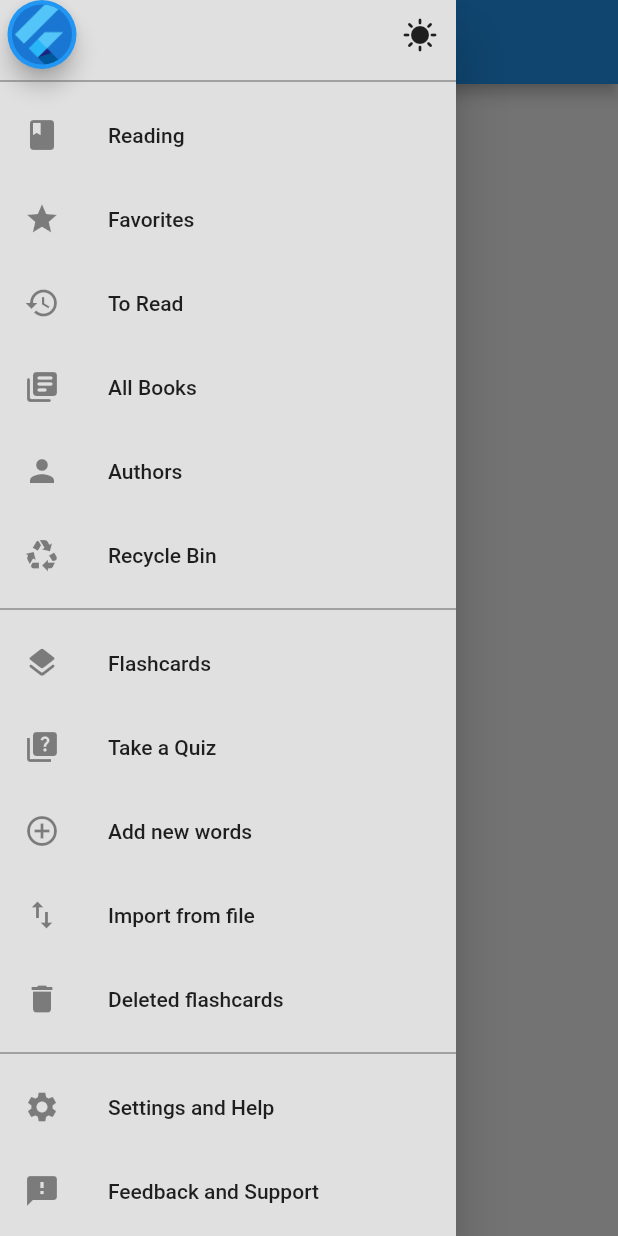
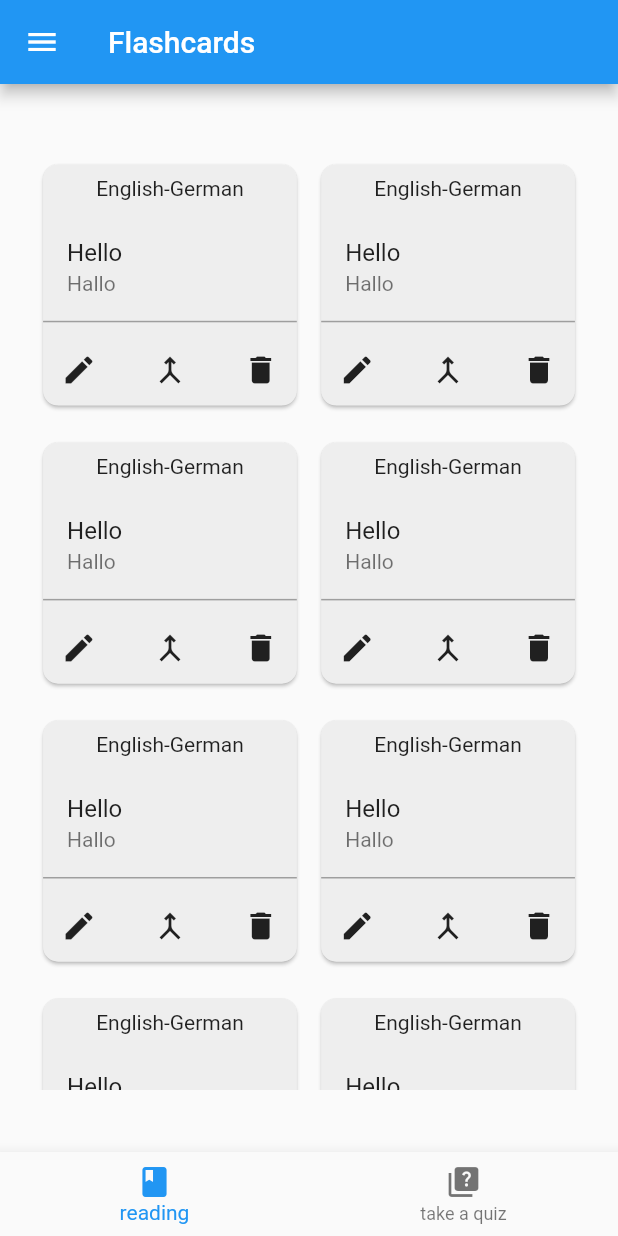
Before and after one commit to IvanShaptalov/FlashCardsReader, a Flutter app: the screen it shows after launch, in the side drawer, after a tap on "Flashcards", on a phone screen of 412 x 824 dp. Run offline on Flutter 3.47's test engine with Material 2 defaults, Android fonts, the phone set to English and light mode, and no system bars; our stand-ins replace hive, hive_flutter, watcher; accounts and stored records are empty.

Commit message:
feat(): added flashcard design;

```diff
--- a/lib/database/core/core.dart
+++ b/lib/database/core/core.dart
@@ -18,6 +18,8 @@ class DataBase {
   static Future<bool> initAsync() async {
     try {
       await Hive.initFlutter();
+      // register adapters
+      await registerAdapters();
       // open session boxes
       flashcardsSession = await Hive.openBox<FlashCardCollection>('flashCards');
       flashcardsTestSession =
@@ -27,9 +29,6 @@ class DataBase {
       settingsSession = await Hive.openBox<Themes>('settings');
       settingsTestSession =
           await Hive.openBox<Themes>('testSettings');
-
-      // register adapters
-      await registerAdapters();
 
       // database initialized
       dbInitialized = true;
@@ -43,9 +42,9 @@ class DataBase {
 
   static Future<bool> registerAdapters() async {
     try {
-      Hive.registerAdapter(FlashCardCollectionAdapter());
-      Hive.registerAdapter(FlashCardAdapter());
-      Hive.registerAdapter(ThemesAdapter());
+      Hive.registerAdapter<FlashCardCollection>(FlashCardCollectionAdapter());
+      Hive.registerAdapter<FlashCard>(FlashCardAdapter());
+      Hive.registerAdapter<Themes>(ThemesAdapter());
       debugPrint('Hive adapters registered');
     } catch (e) {
       debugPrint('Error registering Hive adapters: $e');
--- a/lib/database/core/table_methods.dart
+++ b/lib/database/core/table_methods.dart
@@ -3,7 +3,7 @@ import 'package:flashcards_reader/model/flashcards/flashcards.dart';
 import 'package:flashcards_reader/util/enums.dart';
 import 'package:flashcards_reader/util/error_handler.dart';
 
-class FlashcardProvider {
+class FlashcardDatabaseProvider {
   static var currentSession = DataBase.flashcardsSession;
 
   static void selectSession(bool isTest) {
@@ -80,7 +80,7 @@ class FlashcardProvider {
   }
 }
 
-class ThemeProvider {
+class ThemeDatabaseProvider {
   static var currentSession = DataBase.settingsSession;
 
   static void selectSession(bool isTest) {
--- a/lib/main.dart
+++ b/lib/main.dart
@@ -1,3 +1,6 @@
+import 'package:flashcards_reader/database/core/table_methods.dart';
+import 'package:flashcards_reader/model/flashcards/flashcards.dart';
+import 'package:flashcards_reader/util/enums.dart';
 import 'package:flashcards_reader/views/menu/drawer_menu.dart';
 import 'package:flutter/material.dart';
 
@@ -9,11 +12,51 @@ Future<bool> initAsync() async {
   return dbInit;
 }
 
+FlashCardCollection flashFixture() {
+  final FlashCard flashCard1 = FlashCard(
+    fromLanguage: 'English',
+    toLanguage: 'German',
+    questionWords: 'Hello',
+    answerWords: 'Hallo',
+    nextTest: DateTime.now().add(const Duration(days: 1)),
+    lastTested: DateTime.now(),
+    correctAnswers: 0,
+    wrongAnswers: 0,
+    isDeleted: false,
+  );
+  final FlashCard flashCard2 = FlashCard(
+    fromLanguage: 'English',
+    toLanguage: 'German',
+    questionWords: 'Goodbye',
+    answerWords: 'Auf Wiedersehen',
+    nextTest: DateTime.now().add(const Duration(days: 1)),
+    lastTested: DateTime.now(),
+    correctAnswers: 0,
+    wrongAnswers: 0,
+    isDeleted: false,
+  );
+  final FlashCardCollection testFlashCardCollection = FlashCardCollection(
+    uuid.v4().toString(),
+    title: 'English-German',
+    flashCards: [flashCard1, flashCard2],
+    createdAt: DateTime.now(),
+  );
+  return testFlashCardCollection;
+}
+
 Future<void> main() async {
   WidgetsFlutterBinding.ensureInitialized();
   bool inited = await initAsync();
   debugPrint('inited: $inited');
   assert(inited, true);
+
+  await FlashcardDatabaseProvider.deleteAllAsync();
+  for (var i = 0; i < 10; i++) {
+    await FlashcardDatabaseProvider.writeEditAsync(
+      flashFixture(),
+    );
+  }
+
 
   runApp(const MyApp());
 }
--- a/lib/model/flashcards/flashcards.dart
+++ b/lib/model/flashcards/flashcards.dart
@@ -4,59 +4,47 @@ part 'flashcards.g.dart';
 @HiveType(typeId: 1)
 class FlashCard {
   @HiveField(0)
-  String? fromLanguage;
+  String fromLanguage;
   @HiveField(1)
-  String? toLanguage;
+  String toLanguage;
   @HiveField(2)
-  String? questionWords;
+  String questionWords;
   @HiveField(3)
-  String? answerWords;
+  String answerWords;
   @HiveField(4)
-  DateTime? lastTested;
+  DateTime lastTested;
   @HiveField(5)
-  DateTime? nextTest;
+  DateTime nextTest;
   @HiveField(6)
-  int? correctAnswers;
+  int correctAnswers;
   @HiveField(7)
-  int? wrongAnswers;
+  int wrongAnswers;
   @HiveField(8)
-  bool? isDeleted;
-
-  bool isValid() {
-    return fromLanguage != null &&
-        toLanguage != null &&
-        questionWords != null &&
-        answerWords != null &&
-        lastTested != null &&
-        nextTest != null &&
-        correctAnswers != null &&
-        wrongAnswers != null &&
-        isDeleted != null;
-  }
+  bool isDeleted;
 
   FlashCard(
-      {this.fromLanguage,
-      this.toLanguage,
-      this.questionWords,
-      this.answerWords,
-      this.lastTested,
-      this.nextTest,
-      this.correctAnswers,
-      this.wrongAnswers,
-      this.isDeleted});
+      {required this.fromLanguage,
+      required this.toLanguage,
+      required this.questionWords,
+      required this.answerWords,
+      required this.lastTested,
+      required this.nextTest,
+      required this.correctAnswers,
+      required this.wrongAnswers,
+      required this.isDeleted});
 
   /// returns true if the answer was correct, change correct and wrong answers and delay the next test date
   bool answeredCorrectly() {
-    correctAnswers = correctAnswers! + 1;
-    wrongAnswers = wrongAnswers! - 1 != 0 ? wrongAnswers! - 1 : 0;
-    delayTestDate(correctAnswers!);
+    correctAnswers = correctAnswers + 1;
+    wrongAnswers = wrongAnswers - 1 != 0 ? wrongAnswers - 1 : 0;
+    delayTestDate(correctAnswers);
     return true;
   }
 
   /// returns true if the answer was wrong, change correct and wrong answers and delay the next test date to today
   bool answeredWrong() {
-    wrongAnswers = wrongAnswers! + 1;
-    correctAnswers = correctAnswers! - 1 != 0 ? correctAnswers! - 1 : 0;
+    wrongAnswers = wrongAnswers + 1;
+    correctAnswers = correctAnswers - 1 != 0 ? correctAnswers - 1 : 0;
     // delay test date by today for wrong answers
     delayTestDate(0);
     return true;
@@ -65,7 +53,7 @@ class FlashCard {
   /// returns true if the test date was delayed, change the next test date
   bool delayTestDate(int days) {
     lastTested = DateTime.now();
-    nextTest = nextTest!.add(Duration(days: days));
+    nextTest = nextTest.add(Duration(days: days));
     return true;
   }
 
@@ -89,22 +77,24 @@ class FlashCard {
 
 @HiveType(typeId: 2)
 class FlashCardCollection {
-  FlashCardCollection(this.id, {this.title, this.flashCards, this.createdAt});
+  FlashCardCollection(this.id,
+      {required this.title, required this.flashCards, required this.createdAt});
   @HiveField(0)
   String id;
   @HiveField(1)
-  String? title;
+  String title;
   @HiveField(2)
-  List<FlashCard>? flashCards;
+  List<FlashCard> flashCards;
   @HiveField(3)
-  DateTime? createdAt;
+  DateTime createdAt;
   @override
   String toString() {
     return 'FlashCardCollection{title: $title, flashCards: $flashCards , createdAt: $createdAt}';
   }
 
-  static List<FlashCardCollection> sortedByDate(List<FlashCardCollection> list) {
-    list.sort((a, b) => b.createdAt!.compareTo(a.createdAt!));
+  static List<FlashCardCollection> sortedByDate(
+      List<FlashCardCollection> list) {
+    list.sort((a, b) => b.createdAt.compareTo(a.createdAt));
     return list;
   }
 
@@ -115,8 +105,4 @@ class FlashCardCollection {
   bool operator ==(Object other) {
     return other is FlashCardCollection && other.id == id;
   }
-
-  bool isValid() {
-    return title != null && flashCards != null;
-  }
 }
--- a/lib/util/router.dart
+++ b/lib/util/router.dart
@@ -1,19 +1,6 @@
 import 'package:flutter/material.dart';
 
-class MyRouter{
-  static Future pushPage(BuildContext context, Widget page) {
-    var val = Navigator.push(
-      context,
-      MaterialPageRoute(
-        builder: (BuildContext context) {
-          return page;
-        },
-      ),
-    );
-
-    return val;
-  }
-
+class MyRouter {
   static Future pushPageDialog(BuildContext context, Widget page) {
     var val = Navigator.push(
       context,
--- /dev/null
+++ b/lib/view_models/flashcards_provider/flashcard_collection_provider.dart
@@ -0,0 +1,8 @@
+import 'package:flashcards_reader/database/core/table_methods.dart';
+import 'package:flashcards_reader/model/flashcards/flashcards.dart';
+
+class FlashCardCollectionProvider {
+  static List<FlashCardCollection> getFlashCards() {
+    return FlashcardDatabaseProvider.getAll();
+  }
+}
--- /dev/null
+++ b/lib/views/flashcards/flashcard_collection_widget.dart
@@ -0,0 +1,78 @@
+import 'package:flashcards_reader/model/flashcards/flashcards.dart';
+import 'package:flashcards_reader/views/view_config.dart';
+import 'package:flutter/material.dart';
+
+class FlashCardCollectionWidget extends StatefulWidget {
+  const FlashCardCollectionWidget(this.flashCardCollection, {super.key});
+  final FlashCardCollection flashCardCollection;
+  @override
+  State<FlashCardCollectionWidget> createState() =>
+      _FlashCardCollectionWidgetState();
+}
+
+class _FlashCardCollectionWidgetState extends State<FlashCardCollectionWidget> {
+  @override
+  Widget build(BuildContext context) {
+    return Padding(
+      padding: EdgeInsets.symmetric(
+          vertical: SizeConfig.getMediaHeight(context, p: 0.01),
+          horizontal: SizeConfig.getMediaWidth(context, p: 0.01)),
+      child: Card(
+          shape: ShapeBorder.lerp(
+              RoundedRectangleBorder(
+                borderRadius: BorderRadius.circular(10),
+              ),
+              RoundedRectangleBorder(
+                borderRadius: BorderRadius.circular(10),
+              ),
+              0.5),
+          color: Colors.grey[200],
+          child: Column(
+            mainAxisAlignment: MainAxisAlignment.end,
+            children: [
+              Padding(
+                padding: EdgeInsets.symmetric(
+                    vertical: SizeConfig.getMediaHeight(context, p: 0.01)),
+                child: Text(widget.flashCardCollection.title),
+              ),
+              Expanded(
+                child: widget.flashCardCollection.flashCards.isNotEmpty
+                    ? ListView.builder(
+                        scrollDirection: Axis.vertical,
+                        shrinkWrap: true,
+                        itemCount: widget.flashCardCollection.flashCards.length,
+                        itemBuilder: (context, index) {
+                          return ListTile(
+                            title: Text(widget.flashCardCollection
+                                .flashCards[index].questionWords),
+                            subtitle: Text(widget.flashCardCollection
+                                .flashCards[index].answerWords),
+                          );
+                        })
+                    : const Text('No flashcards yet'),
+              ),
+              const Divider(
+                // TODO add divider
+                color: Colors.grey,
+                thickness: 1,
+              ),
+              Row(
+                mainAxisAlignment: MainAxisAlignment.spaceBetween,
+                children: [
+                  // TODO add languages
+                  IconButton(onPressed: () {}, icon: const Icon(Icons.edit)),
+                  // const Text('Edit')
+
+                  IconButton(
+                      onPressed: () {}, icon: const Icon(Icons.merge_sharp)),
+                  // const Text('Merge')
+
+                  IconButton(onPressed: () {}, icon: const Icon(Icons.delete)),
+                  // const Text('Delete')
+                ],
+              ),
+            ],
+          )),
+    );
+  }
+}
--- /dev/null
+++ b/lib/views/flashcards/flashcards/flashcards_screen.dart
@@ -0,0 +1,57 @@
+import 'package:flashcards_reader/model/flashcards/flashcards.dart';
+import 'package:flashcards_reader/view_models/flashcards_provider/flashcard_collection_provider.dart';
+import 'package:flashcards_reader/views/flashcards/flashcard_collection_widget.dart';
+import 'package:flashcards_reader/views/menu/drawer_menu.dart';
+import 'package:flashcards_reader/views/view_config.dart';
+import 'package:flutter/material.dart';
+
+class FlashCardScreen extends StatefulWidget {
+  FlashCardScreen({super.key});
+  final List<FlashCardCollection> flashCardCollection =
+      FlashCardCollectionProvider.getFlashCards();
+
+  @override
+  State<FlashCardScreen> createState() => _FlashCardScreenState();
+}
+
+class _FlashCardScreenState extends State<FlashCardScreen> {
+  double appBarHeight = 0;
+  @override
+  Widget build(BuildContext context) {
+    var appBar = AppBar(
+      title: const Text('Flashcards'),
+    );
+    appBarHeight = appBar.preferredSize.height;
+    return Scaffold(
+        resizeToAvoidBottomInset: false,
+        appBar: appBar,
+        body: Padding(
+          padding: EdgeInsets.symmetric(
+              vertical: SizeConfig.getMediaHeight(context, p: 0.05),
+              horizontal: SizeConfig.getMediaWidth(context, p: 0.05)),
+          child: widget.flashCardCollection.isNotEmpty
+              ? GridView.count(
+                  crossAxisCount: 2,
+                  children:
+                      List.generate(widget.flashCardCollection.length, (index) {
+                    /// ====================================================================[FlashCardCollectionWidget]
+                    return FlashCardCollectionWidget(
+                        widget.flashCardCollection[index]);
+                  }))
+              : const Text('No flashcards yet'),
+        ),
+        drawer: MenuDrawer(appBarHeight),
+        bottomNavigationBar: BottomNavigationBar(
+          items: const [
+            BottomNavigationBarItem(
+              icon: Icon(Icons.book),
+              label: 'reading',
+            ),
+            BottomNavigationBarItem(
+              icon: Icon(Icons.quiz),
+              label: 'take a quiz',
+            ),
+          ],
+        ));
+  }
+}
--- a/lib/views/menu/drawer_menu.dart
+++ b/lib/views/menu/drawer_menu.dart
@@ -1,3 +1,5 @@
+import 'package:flashcards_reader/util/router.dart';
+import 'package:flashcards_reader/views/flashcards/flashcards/flashcards_screen.dart';
 import 'package:flutter/material.dart';
 
 class MenuDrawer extends StatelessWidget {
@@ -66,9 +68,11 @@ class MenuDrawer extends StatelessWidget {
             color: Colors.grey[700],
           ),
           ListTile(
-            leading: const Icon(Icons.layers_rounded),
+            leading: const Icon(Icons.flash_on),
             title: const Text('Flashcards'),
-            onTap: () {},
+            onTap: () {
+              MyRouter.pushPageReplacement(context, FlashCardScreen());
+            },
           ),
           ListTile(
             leading: const Icon(Icons.quiz),
--- a/lib/views/view_config.dart
+++ b/lib/views/view_config.dart
@@ -1,12 +1,14 @@
 import 'package:flutter/widgets.dart';
 
 class SizeConfig {
-  static double getMediaHeight(context, {double percent = 1.0}) {
-    return MediaQuery.of(context).size.height * percent;
+  /// height of the screen p - percentage of the screen height
+  static double getMediaHeight(context, {double p = 1.0}) {
+    return MediaQuery.of(context).size.height * p;
   }
 
-  static double getMediaWidth(context, {double percent = 1.0}) {
-    return MediaQuery.of(context).size.width * percent;
+  /// width of the screen p - percentage of the screen width
+  static double getMediaWidth(context, {double p = 1.0}) {
+    return MediaQuery.of(context).size.width * p;
   }
 }
 
```
Also changed, not shown: lib/model/flashcards/flashcards.g.dart, 1 other file.
